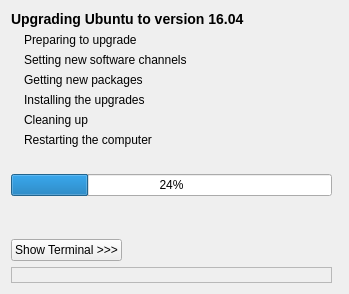
Before: the Qt Designer form DistUpgrade/window_main.ui in stek29/ubuntu-release-upgrader, drawn with Qt 5.
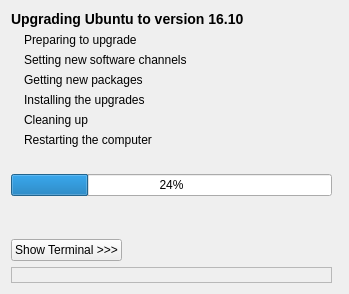
After: the same form once the commit is applied.

Diff of the .ui file:
```diff
--- a/DistUpgrade/window_main.ui
+++ b/DistUpgrade/window_main.ui
@@ -236,7 +236,7 @@
    <item row="0" column="0" colspan="4">
     <widget class="QLabel" name="label_title">
      <property name="text">
-      <string>&lt;b&gt;&lt;big&gt;Upgrading Ubuntu to version 16.04&lt;/big&gt;&lt;/b&gt;</string>
+      <string>&lt;b&gt;&lt;big&gt;Upgrading Ubuntu to version 16.10&lt;/big&gt;&lt;/b&gt;</string>
      </property>
      <property name="wordWrap">
       <bool>false</bool>
```
